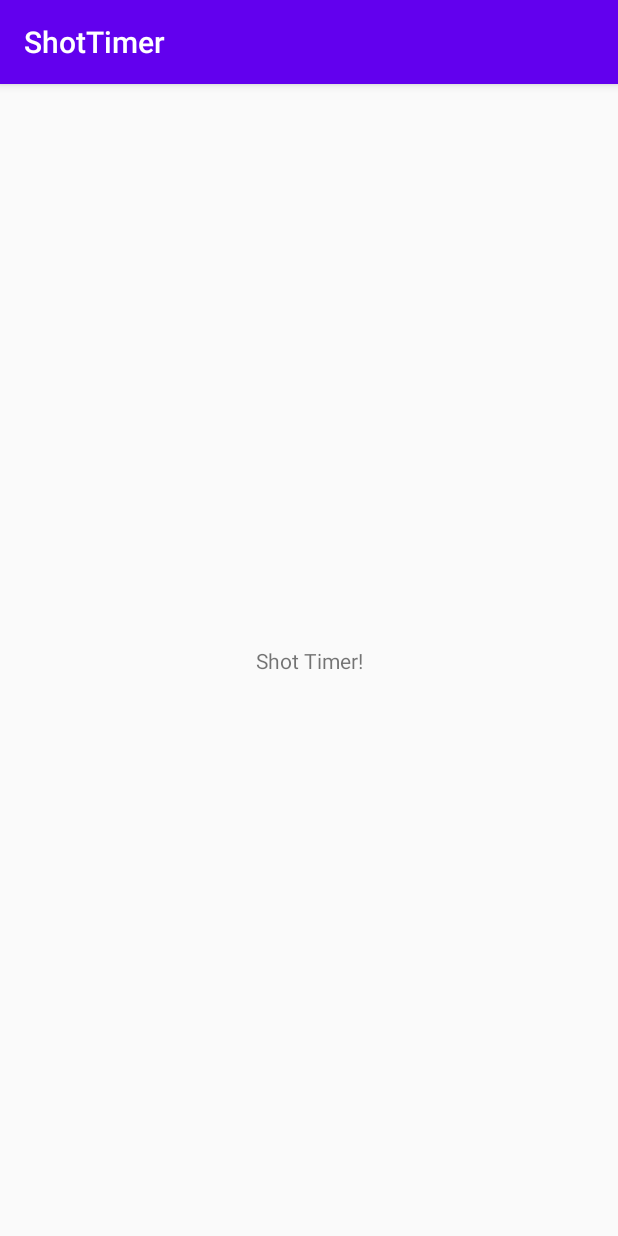
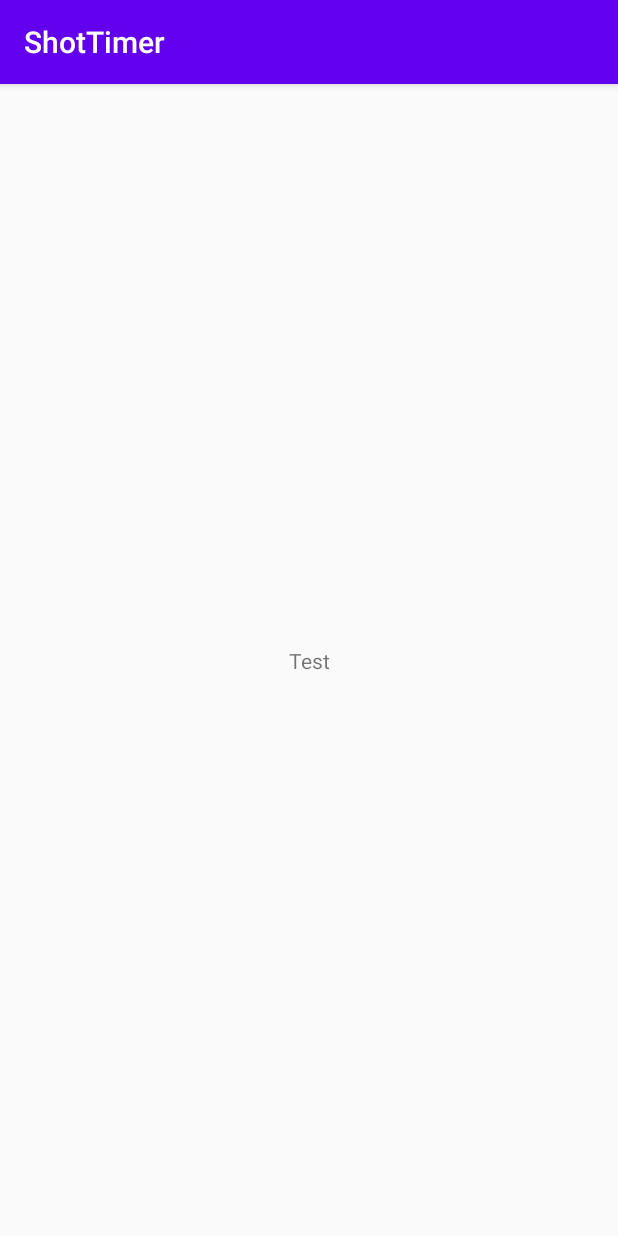
Before and after one commit to TrevorFreudig/shot-timer, an Android app: the screen it shows after launch (MainActivity), on a phone screen of 412 x 824 dp. Run offline under Robolectric (Android 15) with nearby library versions, the phone set to English and light mode, and no system bars.

Commit message:
Test from laptop.

```diff
--- a/app/src/main/res/layout/activity_main.xml
+++ b/app/src/main/res/layout/activity_main.xml
@@ -9,7 +9,7 @@
     <TextView
         android:layout_width="wrap_content"
         android:layout_height="wrap_content"
-        android:text="Shot Timer!"
+        android:text="Test"
         app:layout_constraintBottom_toBottomOf="parent"
         app:layout_constraintLeft_toLeftOf="parent"
         app:layout_constraintRight_toRightOf="parent"
```
